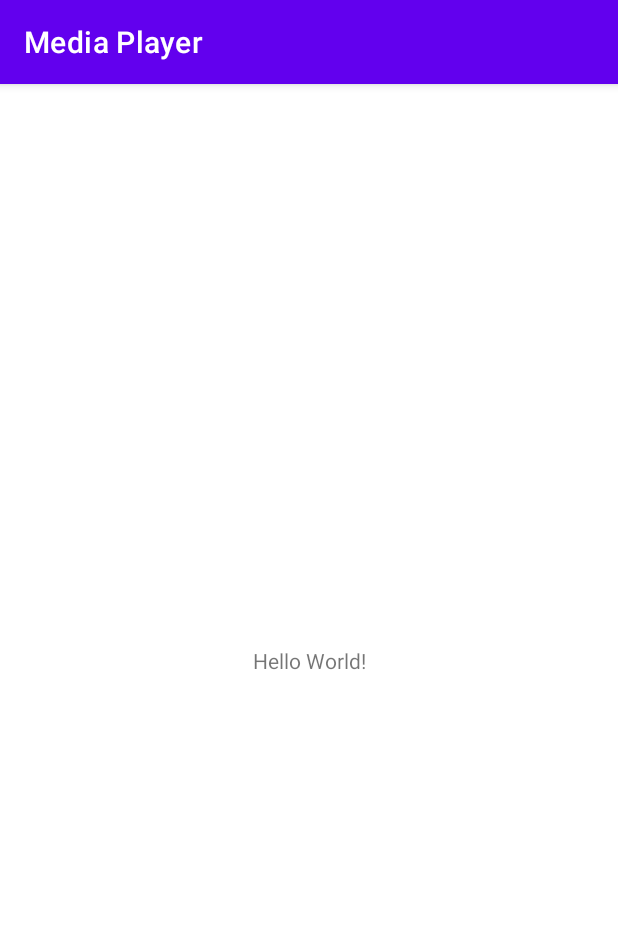
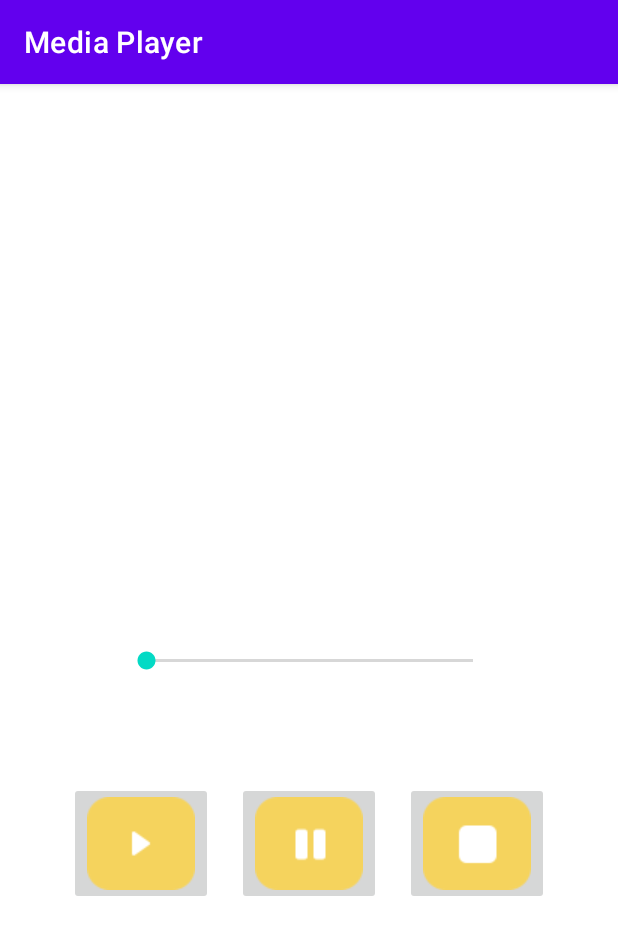
Before and after one commit to DevFullStack-Franklyn-R-Silva/Executando-sons-Android-Studio-Java, an Android app: the screen it shows after launch (MainActivity), on a phone screen of 412 x 824 dp. Shown: the top 935 px of the screen. Run offline under Robolectric (Android 15) with nearby library versions, the phone set to English and light mode, and no system bars.

Commit message:
Executando sons

```diff
--- a/app/src/main/java/com/hadesfranklyn/mediaplayer/MainActivity.java
+++ b/app/src/main/java/com/hadesfranklyn/mediaplayer/MainActivity.java
@@ -2,13 +2,26 @@ package com.hadesfranklyn.mediaplayer;
 
 import androidx.appcompat.app.AppCompatActivity;
 
+import android.media.MediaPlayer;
 import android.os.Bundle;
+import android.view.View;
 
 public class MainActivity extends AppCompatActivity {
+
+    private MediaPlayer mediaPlayer;
 
     @Override
     protected void onCreate(Bundle savedInstanceState) {
         super.onCreate(savedInstanceState);
         setContentView(R.layout.activity_main);
+
+        mediaPlayer = MediaPlayer.create(getApplicationContext(), R.raw.teste);
+
+    }
+
+    public void executarSom(View view){
+        if(mediaPlayer != null){
+            mediaPlayer.start();
+        }
     }
 }
--- a/app/src/main/res/layout/activity_main.xml
+++ b/app/src/main/res/layout/activity_main.xml
@@ -6,13 +6,53 @@
     android:layout_height="match_parent"
     tools:context=".MainActivity">
 
-    <TextView
-        android:layout_width="wrap_content"
+    <SeekBar
+        android:id="@+id/seekBarVolume"
+        android:layout_width="250dp"
         android:layout_height="wrap_content"
-        android:text="Hello World!"
+        android:max="100"
         app:layout_constraintBottom_toBottomOf="parent"
         app:layout_constraintEnd_toEndOf="parent"
         app:layout_constraintStart_toStartOf="parent"
         app:layout_constraintTop_toTopOf="parent" />
 
+    <ImageButton
+        android:id="@+id/imageButtonPlay"
+        android:layout_width="wrap_content"
+        android:layout_height="wrap_content"
+        android:layout_marginTop="72dp"
+        android:layout_marginEnd="8dp"
+        android:onClick="executarSom"
+        app:layout_constraintEnd_toStartOf="@+id/imageButtonPause"
+        app:layout_constraintHorizontal_bias="0.5"
+        app:layout_constraintHorizontal_chainStyle="packed"
+        app:layout_constraintStart_toStartOf="parent"
+        app:layout_constraintTop_toBottomOf="@+id/seekBarVolume"
+        app:srcCompat="@drawable/play" />
+
+    <ImageButton
+        android:id="@+id/imageButtonPause"
+        android:layout_width="wrap_content"
+        android:layout_height="wrap_content"
+        android:layout_marginStart="8dp"
+        android:layout_marginTop="72dp"
+        android:layout_marginEnd="8dp"
+        app:layout_constraintEnd_toStartOf="@+id/imageButtonStop"
+        app:layout_constraintHorizontal_bias="0.5"
+        app:layout_constraintStart_toEndOf="@+id/imageButtonPlay"
+        app:layout_constraintTop_toBottomOf="@+id/seekBarVolume"
+        app:srcCompat="@drawable/pause" />
+
+    <ImageButton
+        android:id="@+id/imageButtonStop"
+        android:layout_width="wrap_content"
+        android:layout_height="wrap_content"
+        android:layout_marginStart="8dp"
+        android:layout_marginTop="72dp"
+        app:layout_constraintEnd_toEndOf="parent"
+        app:layout_constraintHorizontal_bias="0.5"
+        app:layout_constraintStart_toEndOf="@+id/imageButtonPause"
+        app:layout_constraintTop_toBottomOf="@+id/seekBarVolume"
+        app:srcCompat="@drawable/stop" />
+
 </androidx.constraintlayout.widget.ConstraintLayout>
```
Also changed, not shown: app/src/main/res/drawable/pause.png (added), app/src/main/res/drawable/play.png (added), app/src/main/res/drawable/stop.png (added), 2 other files.
